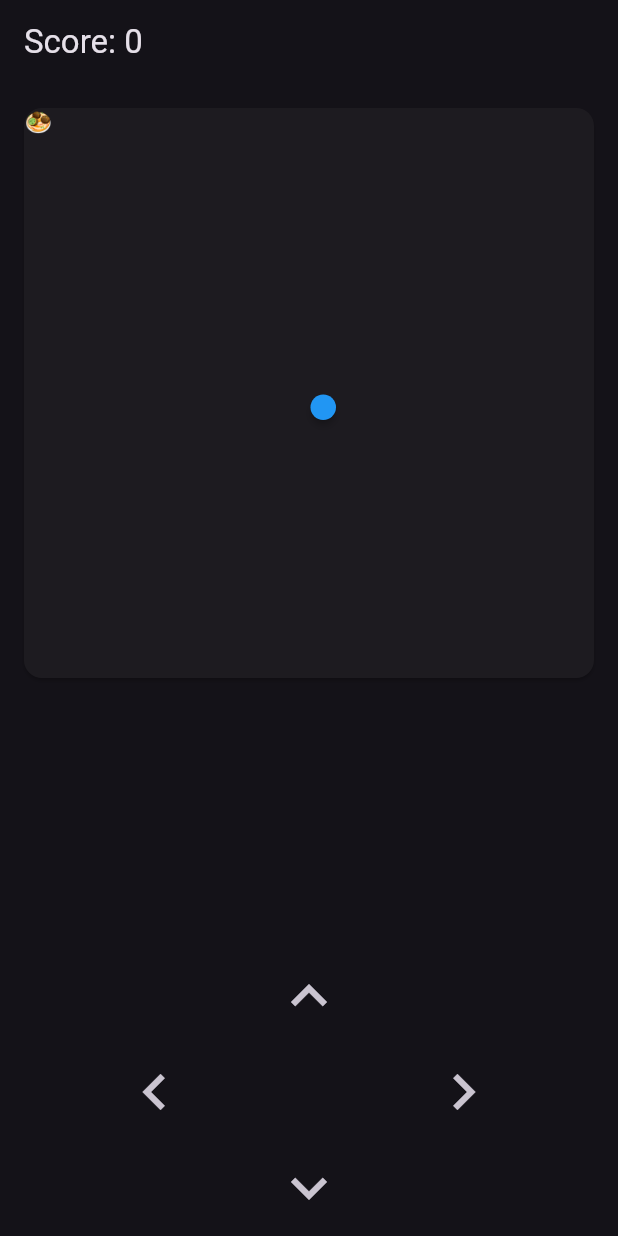
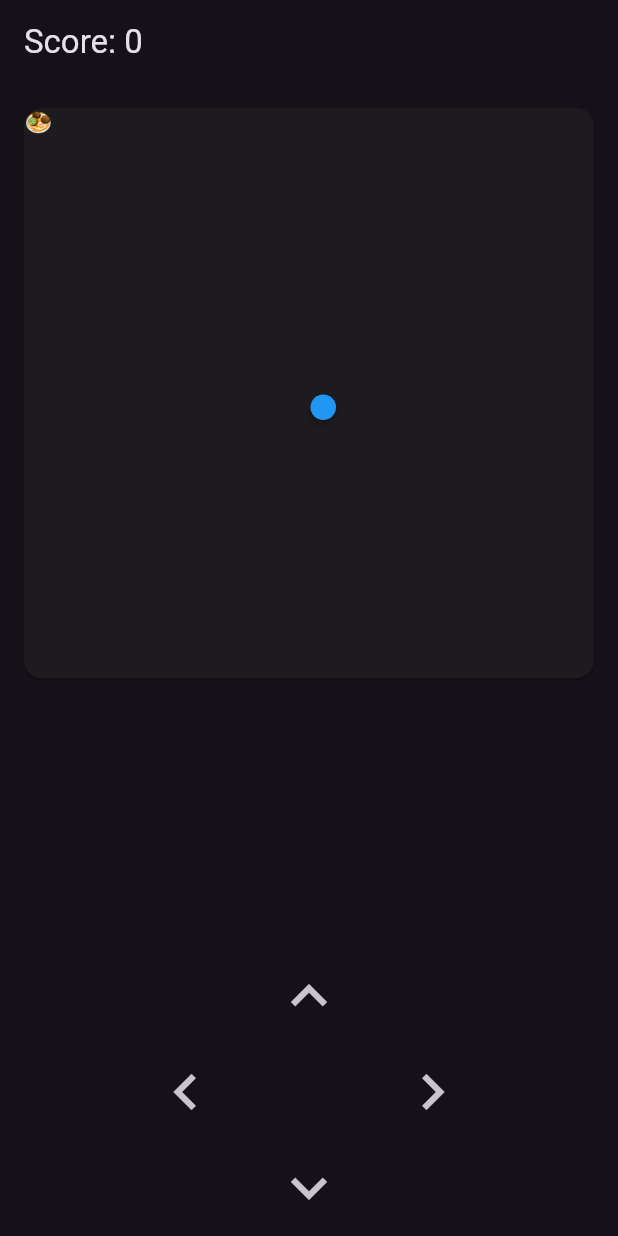
Before and after one commit to rodonisi/snake, a Flutter app: the screen it shows after launch, on a phone screen of 412 x 824 dp. Run offline on Flutter 3.47's test engine with Material 2 defaults, Android fonts, the phone set to English and light mode, and no system bars; our stand-ins replace bloc, equatable, flutter_bloc, logger.

Commit message:
Add spacers to left-right control row

```diff
--- a/lib/widget/controls.dart
+++ b/lib/widget/controls.dart
@@ -27,6 +27,7 @@ class Controls extends StatelessWidget {
         Row(
           mainAxisAlignment: MainAxisAlignment.spaceEvenly,
           children: [
+            const Spacer(),
             Expanded(
               child: IconButton(
                 iconSize: _iconSize,
@@ -34,6 +35,7 @@ class Controls extends StatelessWidget {
                 icon: const Icon(Icons.keyboard_arrow_left),
               ),
             ),
+            const Spacer(),
             Expanded(
               child: IconButton(
                 iconSize: _iconSize,
@@ -41,6 +43,7 @@ class Controls extends StatelessWidget {
                 icon: const Icon(Icons.keyboard_arrow_right),
               ),
             ),
+            const Spacer(),
           ],
         ),
         Row(
```
